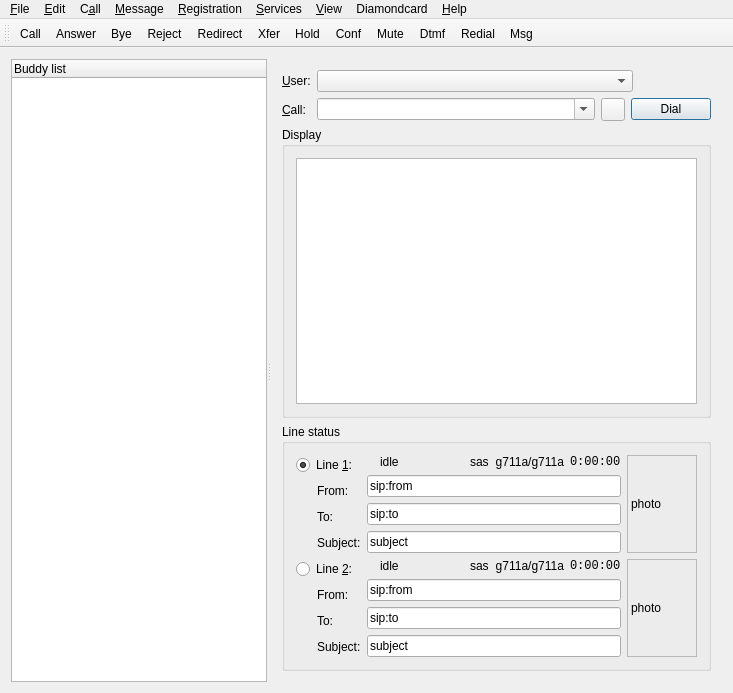
This is src/gui/mphoneform.ui in LubosD/twinkle as Qt 5 draws it before an edit. The edited form follows.
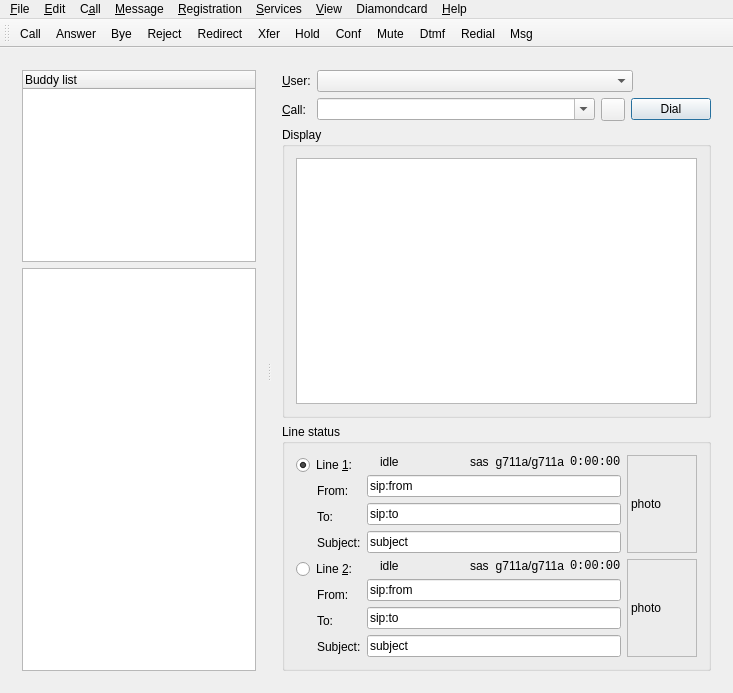
This is the edited form. Icons and pictures are not drawn.

Commit message: Add address book ui for quick call. One click - select. Two - call.

```diff
--- a/src/gui/mphoneform.ui
+++ b/src/gui/mphoneform.ui
@@ -41,16 +41,19 @@
   <property name="usesTextLabel" stdset="0">
    <bool>true</bool>
   </property>
-  <widget class="QWidget" name="layoutWidget">
-   <layout class="QGridLayout">
+  <widget class="QWidget" name="layoutWidget1">
+   <layout class="QGridLayout" name="gridLayout">
     <item row="0" column="0">
      <widget class="QSplitter" name="splitter2">
       <property name="orientation">
        <enum>Qt::Horizontal</enum>
       </property>
+      <widget class="QWidget" name="layoutWidget">
+       <layout class="QVBoxLayout" name="verticalLayout">
+        <item>
       <widget class="QTreeWidget" name="buddyListView">
        <property name="sizePolicy">
-        <sizepolicy hsizetype="Expanding" vsizetype="Expanding">
+           <sizepolicy hsizetype="Expanding" vsizetype="Preferred">
          <horstretch>150</horstretch>
          <verstretch>0</verstretch>
         </sizepolicy>
@@ -76,6 +79,31 @@
         </property>
        </column>
       </widget>
+        </item>
+        <item>
+         <widget class="QTableView" name="addressListView">
+          <property name="sizePolicy">
+           <sizepolicy hsizetype="Expanding" vsizetype="Expanding">
+            <horstretch>150</horstretch>
+            <verstretch>0</verstretch>
+           </sizepolicy>
+          </property>
+          <property name="selectionMode">
+           <enum>QAbstractItemView::SingleSelection</enum>
+          </property>
+          <property name="selectionBehavior">
+           <enum>QAbstractItemView::SelectRows</enum>
+          </property>
+          <property name="sortingEnabled">
+           <bool>true</bool>
+          </property>
+          <attribute name="verticalHeaderVisible">
+           <bool>false</bool>
+          </attribute>
+         </widget>
+        </item>
+       </layout>
+      </widget>
       <widget class="QWidget" name="layout13">
        <layout class="QVBoxLayout">
         <item>
```
Left out of the diff: 64 changed lines with no effect on the pictures. Lines whose indentation alone changed are shown as unchanged. The commit also changes 6 other files.
